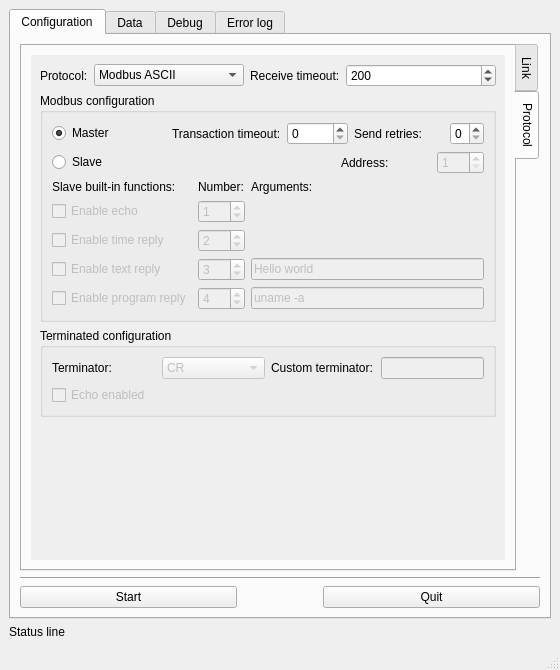
Before: the Qt Designer form Interface/QT/ModbusFrame.ui in blaa/Modbus, drawn with Qt 5.
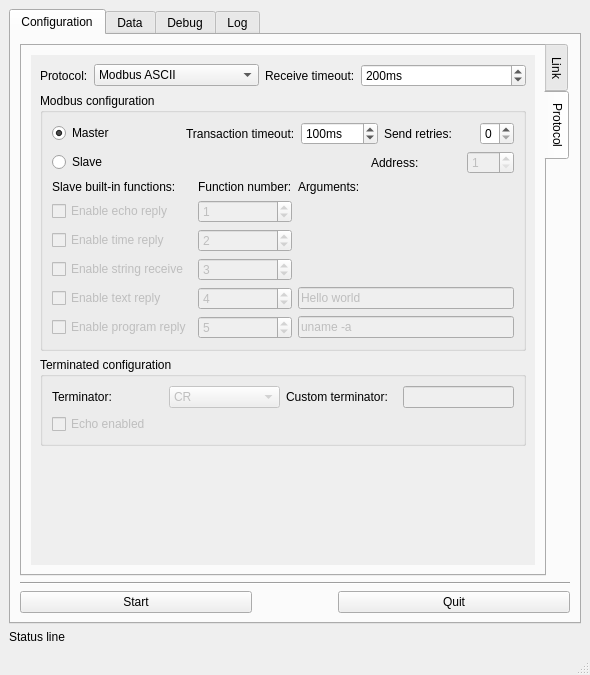
After: the same form once the commit is applied. The open tabs and pages were chosen to show the change.

Commit message: UI response corrections.

What changed in the file:
```diff
--- a/Interface/QT/ModbusFrame.ui
+++ b/Interface/QT/ModbusFrame.ui
@@ -6,8 +6,8 @@
    <rect>
     <x>0</x>
     <y>0</y>
-    <width>560</width>
-    <height>670</height>
+    <width>590</width>
+    <height>675</height>
    </rect>
   </property>
   <property name="sizePolicy">
@@ -18,7 +18,7 @@
   </property>
   <property name="maximumSize">
    <size>
-    <width>560</width>
+    <width>590</width>
     <height>700</height>
    </size>
   </property>
@@ -443,8 +443,8 @@
                 <rect>
                  <x>0</x>
                  <y>0</y>
-                 <width>477</width>
-                 <height>473</height>
+                 <width>507</width>
+                 <height>478</height>
                 </rect>
                </property>
                <layout class="QVBoxLayout" name="verticalLayout_13">
@@ -509,6 +509,9 @@
                   </item>
                   <item row="0" column="3">
                    <widget class="QSpinBox" name="MiddleTimeout">
+                    <property name="suffix">
+                     <string>ms</string>
+                    </property>
                     <property name="minimum">
                      <number>1</number>
                     </property>
@@ -567,12 +570,18 @@
                        </item>
                        <item>
                         <widget class="QSpinBox" name="ModbusTimeout">
+                         <property name="suffix">
+                          <string>ms</string>
+                         </property>
                          <property name="maximum">
                           <number>10000</number>
                          </property>
                          <property name="singleStep">
                           <number>100</number>
                          </property>
+                         <property name="value">
+                          <number>100</number>
+                         </property>
                         </widget>
                        </item>
                        <item>
@@ -666,7 +675,7 @@
                         <bool>false</bool>
                        </property>
                        <property name="text">
-                        <string>Enable echo</string>
+                        <string>Enable echo reply</string>
                        </property>
                        <property name="checked">
                         <bool>false</bool>
@@ -686,7 +695,7 @@
                        </property>
                       </widget>
                      </item>
-                     <item row="3" column="0">
+                     <item row="4" column="0">
                       <widget class="QCheckBox" name="ModbusFunText">
                        <property name="enabled">
                         <bool>false</bool>
@@ -728,7 +737,7 @@
                        </property>
                       </widget>
                      </item>
-                     <item row="3" column="1">
+                     <item row="4" column="1">
                       <widget class="QSpinBox" name="ModbusFunTextNum">
                        <property name="enabled">
                         <bool>false</bool>
@@ -737,11 +746,11 @@
                         <number>255</number>
                        </property>
                        <property name="value">
-                        <number>3</number>
+                        <number>4</number>
                        </property>
                       </widget>
                      </item>
-                     <item row="3" column="2">
+                     <item row="4" column="2">
                       <widget class="QLineEdit" name="ModbusFunTextArgs">
                        <property name="enabled">
                         <bool>false</bool>
@@ -761,7 +770,7 @@
                      <item row="0" column="1">
                       <widget class="QLabel" name="label_23">
                        <property name="text">
-                        <string>Number:</string>
+                        <string>Function number:</string>
                        </property>
                       </widget>
                      </item>
@@ -772,7 +781,7 @@
                        </property>
                       </widget>
                      </item>
-                     <item row="4" column="0">
+                     <item row="5" column="0">
                       <widget class="QCheckBox" name="ModbusFunProgram">
                        <property name="enabled">
                         <bool>false</bool>
@@ -782,7 +791,7 @@
                        </property>
                       </widget>
                      </item>
-                     <item row="4" column="1">
+                     <item row="5" column="1">
                       <widget class="QSpinBox" name="ModbusFunProgramNum">
                        <property name="enabled">
                         <bool>false</bool>
@@ -791,11 +800,11 @@
                         <number>255</number>
                        </property>
                        <property name="value">
-                        <number>4</number>
+                        <number>5</number>
                        </property>
                       </widget>
                      </item>
-                     <item row="4" column="2">
+                     <item row="5" column="2">
                       <widget class="QLineEdit" name="ModbusFunProgramArgs">
                        <property name="enabled">
                         <bool>false</bool>
@@ -805,6 +814,29 @@
                        </property>
                       </widget>
                      </item>
+                     <item row="3" column="0">
+                      <widget class="QCheckBox" name="ModbusFunString">
+                       <property name="enabled">
+                        <bool>false</bool>
+                       </property>
+                       <property name="text">
+                        <string>Enable string receive</string>
+                       </property>
+                      </widget>
+                     </item>
+                     <item row="3" column="1">
+                      <widget class="QSpinBox" name="ModbusFunStringNum">
+                       <property name="enabled">
+                        <bool>false</bool>
+                       </property>
+                       <property name="maximum">
+                        <number>255</number>
+                       </property>
+                       <property name="value">
+                        <number>3</number>
+                       </property>
+                      </widget>
+                     </item>
                     </layout>
                    </item>
                   </layout>
@@ -1200,7 +1232,7 @@
       </widget>
       <widget class="QWidget" name="TabError">
        <attribute name="title">
-        <string>Error log</string>
+        <string>Log</string>
        </attribute>
        <layout class="QVBoxLayout" name="verticalLayout_5">
         <item>
```
Left out of the diff: 162 changed lines with no effect on the pictures. The commit also changes 1 other file.
